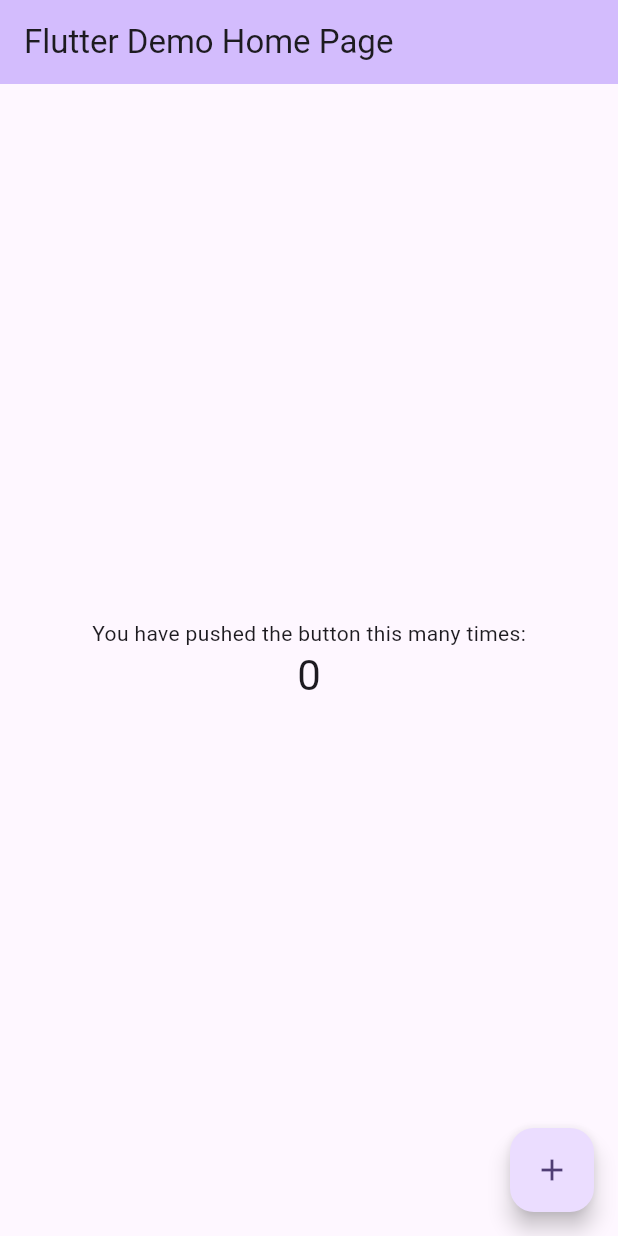
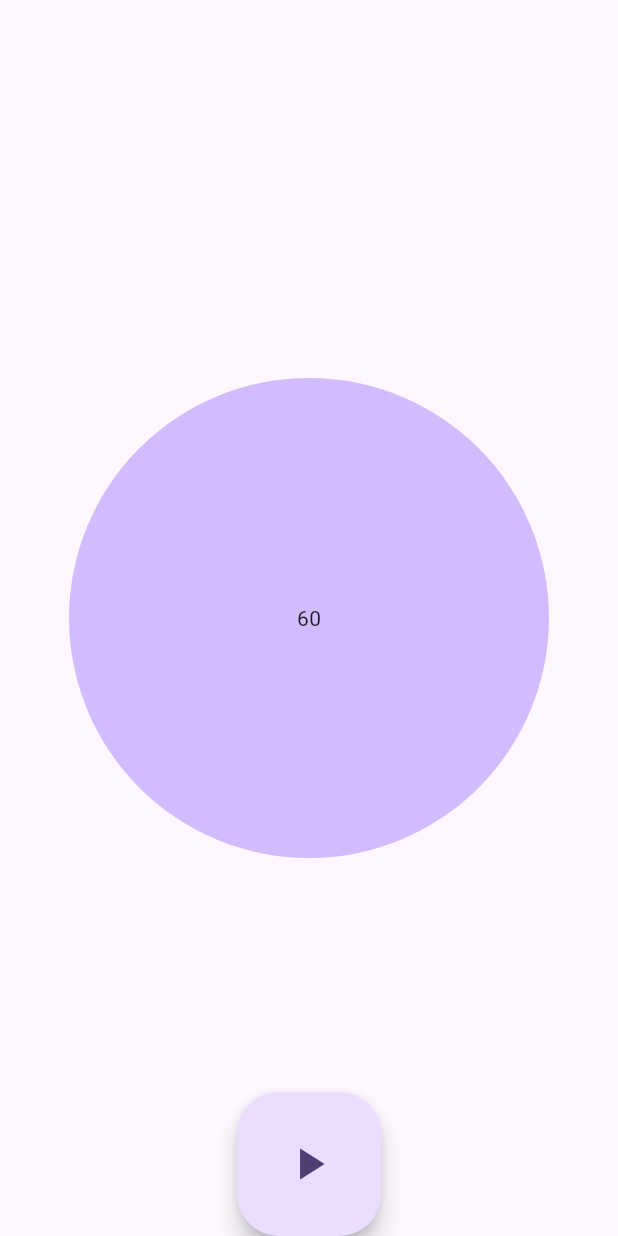
Before and after one commit to o-matsu/zero-memo, a Flutter app: the screen it shows after launch, on a phone screen of 412 x 824 dp. Run offline on Flutter 3.47's test engine with Material 3 defaults, Android fonts, the phone set to English and light mode, and no system bars; our stand-ins replace flutter_riverpod, riverpod_annotation; generated files the repository leaves out were written again.

Commit message:
minimum function complete.

```diff
--- a/lib/main.dart
+++ b/lib/main.dart
@@ -1,7 +1,13 @@
 import 'package:flutter/material.dart';
+import 'package:flutter_riverpod/flutter_riverpod.dart';
+import 'package:zero_memo/src/features/watch/presentation/page.dart';
 
 void main() {
-  runApp(const MyApp());
+  runApp(
+    ProviderScope(
+      child: const MyApp(),
+    ),
+  );
 }
 
 class MyApp extends StatelessWidget {
@@ -11,7 +17,7 @@ class MyApp extends StatelessWidget {
   @override
   Widget build(BuildContext context) {
     return MaterialApp(
-      title: 'Flutter Demo',
+      title: 'Zero memo',
       theme: ThemeData(
         // This is the theme of your application.
         //
@@ -31,7 +37,8 @@ class MyApp extends StatelessWidget {
         colorScheme: ColorScheme.fromSeed(seedColor: Colors.deepPurple),
         useMaterial3: true,
       ),
-      home: const MyHomePage(title: 'Flutter Demo Home Page'),
+      // home: const MyHomePage(title: 'Flutter Demo Home Page'),
+      home: const WatchPage(),
     );
   }
 }
--- /dev/null
+++ b/lib/src/features/watch/domain/status.dart
@@ -0,0 +1,9 @@
+enum Status {
+  ready,
+  running,
+  pause,
+  ;
+
+  Status get next => Status.values.elementAt((index + 1) % 3);
+  bool get isRunning => this == Status.running;
+}
--- /dev/null
+++ b/lib/src/features/watch/presentation/page.dart
@@ -0,0 +1,73 @@
+import 'package:flutter/material.dart';
+import 'package:flutter_riverpod/flutter_riverpod.dart';
+import 'package:zero_memo/src/features/watch/application/provider.dart';
+import 'package:zero_memo/src/features/watch/domain/status.dart';
+
+class WatchPage extends ConsumerWidget {
+  const WatchPage({super.key});
+
+  @override
+  Widget build(BuildContext context, WidgetRef ref) {
+    final watch = ref.watch(watchDataProvider);
+
+    return Scaffold(
+      body: Center(
+        child: timer(context, watch.time),
+      ),
+      floatingActionButton: button(ref, watch.status),
+      floatingActionButtonLocation: FloatingActionButtonLocation.centerDocked,
+    );
+  }
+
+  Widget button(WidgetRef ref, Status status) {
+    final nty = ref.read(watchDataProvider.notifier);
+
+    switch (status) {
+      case Status.ready:
+        return FloatingActionButton.large(
+          onPressed: () => nty.run(),
+          child: const Icon(Icons.play_arrow),
+        );
+
+      case Status.running:
+        return FloatingActionButton.large(
+          onPressed: () => nty.pause(),
+          child: const Icon(Icons.stop),
+        );
+
+      case Status.pause:
+        return FloatingActionButton.large(
+          onPressed: () => nty.restart(),
+          child: const Icon(Icons.play_arrow),
+        );
+    }
+  }
+
+  Widget timer(BuildContext context, int time) {
+    return Stack(
+      children: [
+        Center(
+          child: Container(
+            width: 320,
+            height: 320,
+            decoration: BoxDecoration(
+              color: Theme.of(context).colorScheme.inversePrimary,
+              shape: BoxShape.circle,
+            ),
+            child: Center(child: Text(time.toString())),
+          ),
+        ),
+        Center(
+          child: SizedBox(
+            width: 300,
+            height: 300,
+            child: CircularProgressIndicator(
+              value: (60 - time) % 60 / 60,
+              strokeWidth: 20,
+            ),
+          ),
+        ),
+      ],
+    );
+  }
+}
```
Also changed, not shown: lib/src/features/watch/application/provider.dart (added, +42 -0 lines), lib/src/features/watch/domain/model.dart (added, +10 -0 lines), lib/src/features/watch/application/provider.g.dart (added), 14 other files.
